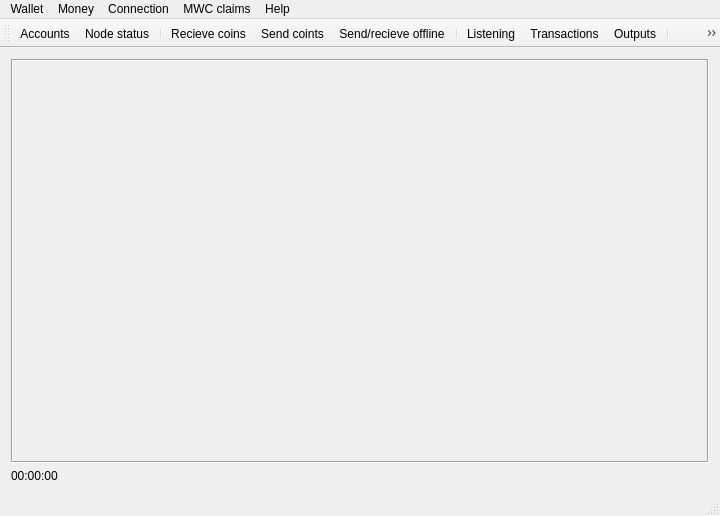
The window that core/mainwindow.ui (mwcproject/mwc-qt-wallet) describes before a commit, drawn with Qt 5.
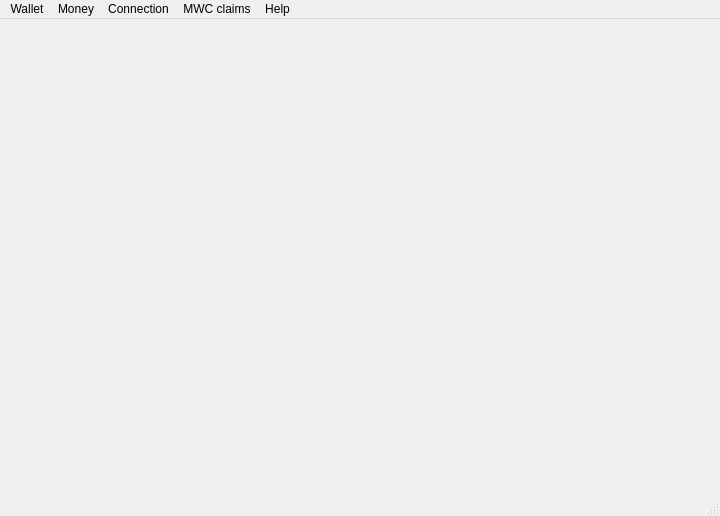
The same window after the commit. Icons and pictures are not drawn. Custom widgets are drawn as their Qt base class.

Commit message: mwc713 integrated. Init + Listening page works

```diff
--- a/core/mainwindow.ui
+++ b/core/mainwindow.ui
@@ -19,31 +19,48 @@
   <property name="windowTitle">
    <string>MainWindow</string>
   </property>
+  <property name="styleSheet">
+   <string notr="true"/>
+  </property>
   <widget class="QWidget" name="centralWidget">
-   <layout class="QVBoxLayout" name="verticalLayout_3">
+   <layout class="QHBoxLayout" name="horizontalLayout_2">
+    <property name="spacing">
+     <number>0</number>
+    </property>
+    <property name="leftMargin">
+     <number>0</number>
+    </property>
+    <property name="topMargin">
+     <number>0</number>
+    </property>
+    <property name="rightMargin">
+     <number>0</number>
+    </property>
+    <property name="bottomMargin">
+     <number>0</number>
+    </property>
     <item>
-     <layout class="QHBoxLayout" name="horizontalLayout">
-      <item>
-       <widget class="QFrame" name="mainWindowFrame">
-        <property name="sizePolicy">
-         <sizepolicy hsizetype="Expanding" vsizetype="Preferred">
-          <horstretch>0</horstretch>
-          <verstretch>0</verstretch>
-         </sizepolicy>
-        </property>
-        <property name="frameShape">
-         <enum>QFrame::Box</enum>
-        </property>
-        <property name="frameShadow">
-         <enum>QFrame::Sunken</enum>
-        </property>
-        <layout class="QVBoxLayout" name="verticalLayout_2"/>
-       </widget>
-      </item>
-     </layout>
+     <widget class="core::MwcToolbar" name="leftTb" native="true"/>
     </item>
     <item>
-     <widget class="QLabel" name="currentTime">
+     <widget class="QFrame" name="mainWindowFrame">
+      <property name="sizePolicy">
+       <sizepolicy hsizetype="Expanding" vsizetype="Preferred">
+        <horstretch>0</horstretch>
+        <verstretch>0</verstretch>
+       </sizepolicy>
+      </property>
+      <property name="frameShape">
+       <enum>QFrame::NoFrame</enum>
+      </property>
+      <property name="frameShadow">
+       <enum>QFrame::Sunken</enum>
+      </property>
+      <layout class="QHBoxLayout" name="horizontalLayout"/>
+     </widget>
+    </item>
+    <item>
+     <widget class="QPushButton" name="helpButton">
       <property name="sizePolicy">
        <sizepolicy hsizetype="Fixed" vsizetype="Fixed">
         <horstretch>0</horstretch>
@@ -51,7 +68,83 @@
        </sizepolicy>
       </property>
       <property name="text">
-       <string>00:00:00</string>
+       <string/>
+      </property>
+      <property name="icon">
+       <iconset resource="../resources.qrc">
+        <normaloff>:/img/HelpBtn.png</normaloff>:/img/HelpBtn.png</iconset>
+      </property>
+      <property name="iconSize">
+       <size>
+        <width>22</width>
+        <height>22</height>
+       </size>
+      </property>
+      <property name="flat">
+       <bool>true</bool>
+      </property>
+     </widget>
+    </item>
+    <item>
+     <widget class="QLabel" name="btnSpacerLabel1">
+      <property name="minimumSize">
+       <size>
+        <width>10</width>
+        <height>0</height>
+       </size>
+      </property>
+      <property name="maximumSize">
+       <size>
+        <width>10</width>
+        <height>16777215</height>
+       </size>
+      </property>
+      <property name="text">
+       <string/>
+      </property>
+     </widget>
+    </item>
+    <item>
+     <widget class="QLabel" name="connectionStatusLabel">
+      <property name="minimumSize">
+       <size>
+        <width>20</width>
+        <height>20</height>
+       </size>
+      </property>
+      <property name="maximumSize">
+       <size>
+        <width>20</width>
+        <height>20</height>
+       </size>
+      </property>
+      <property name="text">
+       <string/>
+      </property>
+      <property name="pixmap">
+       <pixmap resource="../resources.qrc">:/img/StatusFail.png</pixmap>
+      </property>
+      <property name="scaledContents">
+       <bool>true</bool>
+      </property>
+     </widget>
+    </item>
+    <item>
+     <widget class="QLabel" name="rightestSpacerLabel">
+      <property name="minimumSize">
+       <size>
+        <width>30</width>
+        <height>0</height>
+       </size>
+      </property>
+      <property name="maximumSize">
+       <size>
+        <width>30</width>
+        <height>16777215</height>
+       </size>
+      </property>
+      <property name="text">
+       <string/>
       </property>
      </widget>
     </item>
@@ -113,31 +206,6 @@
    <addaction name="menuMWC_bonus"/>
    <addaction name="menuAbiout"/>
   </widget>
-  <widget class="QToolBar" name="mainToolBar">
-   <attribute name="toolBarArea">
-    <enum>TopToolBarArea</enum>
-   </attribute>
-   <attribute name="toolBarBreak">
-    <bool>false</bool>
-   </attribute>
-   <addaction name="actionAccount"/>
-   <addaction name="actionNode_status"/>
-   <addaction name="separator"/>
-   <addaction name="actionRecieve_coins"/>
-   <addaction name="actionSend_coins"/>
-   <addaction name="actionSend_recieve_offline"/>
-   <addaction name="separator"/>
-   <addaction name="actionListening_Status"/>
-   <addaction name="actionTransactions"/>
-   <addaction name="actionOutputs"/>
-   <addaction name="separator"/>
-   <addaction name="actionContacts"/>
-   <addaction name="actionEvents"/>
-   <addaction name="actionConfig"/>
-   <addaction name="separator"/>
-   <addaction name="actionAirdrop"/>
-   <addaction name="actionHODL"/>
-  </widget>
   <widget class="QStatusBar" name="statusBar"/>
   <action name="actionVersion">
    <property name="icon">
@@ -342,6 +410,14 @@
   </action>
  </widget>
  <layoutdefault spacing="6" margin="11"/>
+ <customwidgets>
+  <customwidget>
+   <class>core::MwcToolbar</class>
+   <extends>QWidget</extends>
+   <header>core/mwctoolbar.h</header>
+   <container>1</container>
+  </customwidget>
+ </customwidgets>
  <resources>
   <include location="../resources.qrc"/>
  </resources>
```
Left out of the diff: 33 changed lines with no effect on the pictures. The commit also changes 228 other files.
